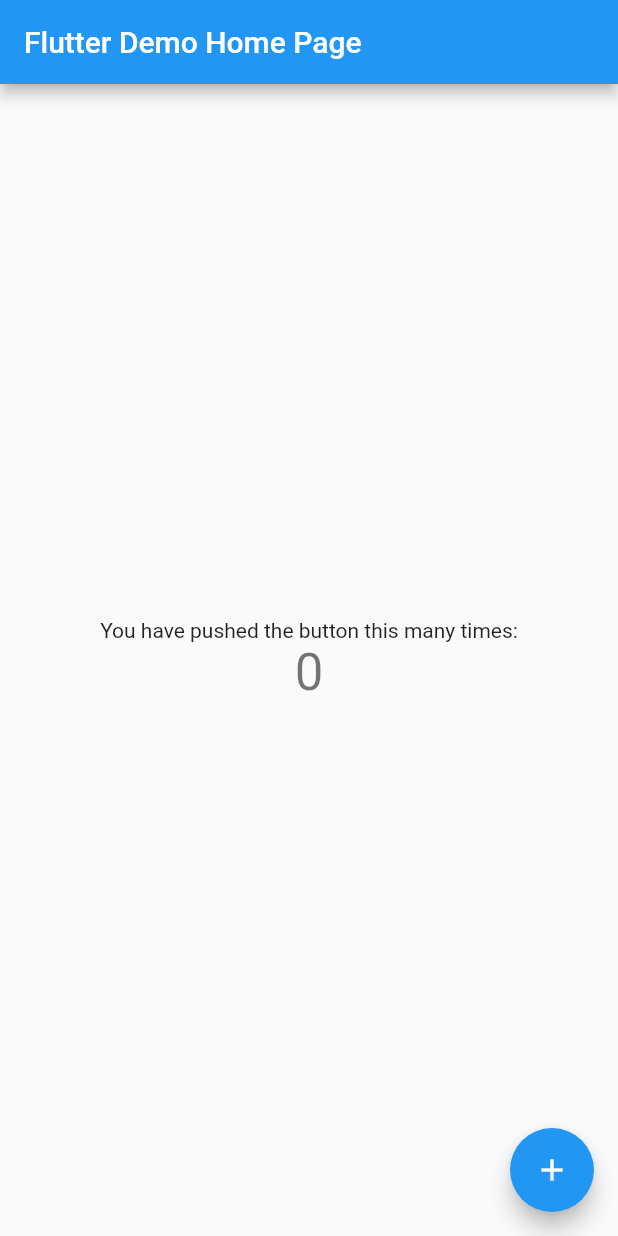
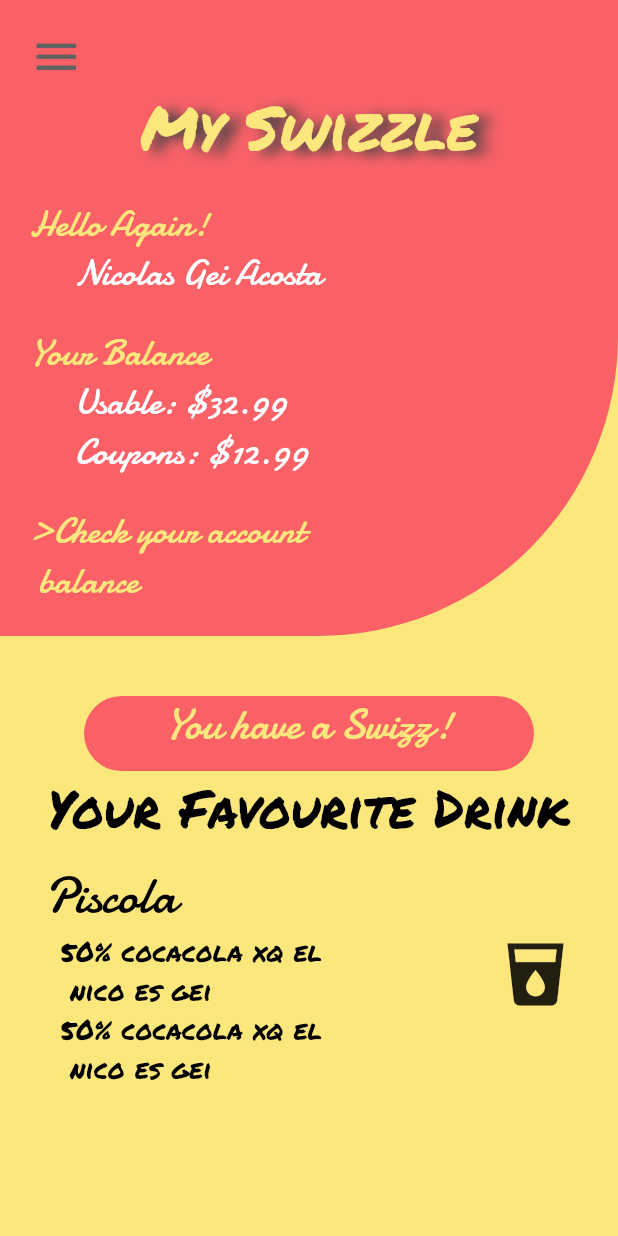
Before and after one commit to CarloGauss33/Swizzle-App, a Flutter app: the screen it shows after launch, on a phone screen of 412 x 824 dp. Run offline on Flutter 3.47's test engine with Material 2 defaults, Android fonts, the phone set to English and light mode, and no system bars.

Commit message:
MainScreen Mockup

```diff
--- a/lib/main.dart
+++ b/lib/main.dart
@@ -1,111 +1,11 @@
 import 'package:flutter/material.dart';
+import 'screens/myswizzle.dart';
 
-void main() => runApp(MyApp());
+void main() => runApp(Swizzle());
 
-class MyApp extends StatelessWidget {
-  // This widget is the root of your application.
+class Swizzle extends StatelessWidget {
   @override
   Widget build(BuildContext context) {
-    return MaterialApp(
-      title: 'Flutter Demo',
-      theme: ThemeData(
-        // This is the theme of your application.
-        //
-        // Try running your application with "flutter run". You'll see the
-        // application has a blue toolbar. Then, without quitting the app, try
-        // changing the primarySwatch below to Colors.green and then invoke
-        // "hot reload" (press "r" in the console where you ran "flutter run",
-        // or simply save your changes to "hot reload" in a Flutter IDE).
-        // Notice that the counter didn't reset back to zero; the application
-        // is not restarted.
-        primarySwatch: Colors.blue,
-      ),
-      home: MyHomePage(title: 'Flutter Demo Home Page'),
-    );
+    return MySwizzle();
   }
 }
-
-class MyHomePage extends StatefulWidget {
-  MyHomePage({Key key, this.title}) : super(key: key);
-
-  // This widget is the home page of your application. It is stateful, meaning
-  // that it has a State object (defined below) that contains fields that affect
-  // how it looks.
-
-  // This class is the configuration for the state. It holds the values (in this
-  // case the title) provided by the parent (in this case the App widget) and
-  // used by the build method of the State. Fields in a Widget subclass are
-  // always marked "final".
-
-  final String title;
-
-  @override
-  _MyHomePageState createState() => _MyHomePageState();
-}
-
-class _MyHomePageState extends State<MyHomePage> {
-  int _counter = 0;
-
-  void _incrementCounter() {
-    setState(() {
-      // This call to setState tells the Flutter framework that something has
-      // changed in this State, which causes it to rerun the build method below
-      // so that the display can reflect the updated values. If we changed
-      // _counter without calling setState(), then the build method would not be
-      // called again, and so nothing would appear to happen.
-      _counter++;
-    });
-  }
-
-  @override
-  Widget build(BuildContext context) {
-    // This method is rerun every time setState is called, for instance as done
-    // by the _incrementCounter method above.
-    //
-    // The Flutter framework has been optimized to make rerunning build methods
-    // fast, so that you can just rebuild anything that needs updating rather
-    // than having to individually change instances of widgets.
-    return Scaffold(
-      appBar: AppBar(
-        // Here we take the value from the MyHomePage object that was created by
-        // the App.build method, and use it to set our appbar title.
-        title: Text(widget.title),
-      ),
-      body: Center(
-        // Center is a layout widget. It takes a single child and positions it
-        // in the middle of the parent.
-        child: Column(
-          // Column is also a layout widget. It takes a list of children and
-          // arranges them vertically. By default, it sizes itself to fit its
-          // children horizontally, and tries to be as tall as its parent.
-          //
-          // Invoke "debug painting" (press "p" in the console, choose the
-          // "Toggle Debug Paint" action from the Flutter Inspector in Android
-          // Studio, or the "Toggle Debug Paint" command in Visual Studio Code)
-          // to see the wireframe for each widget.
-          //
-          // Column has various properties to control how it sizes itself and
-          // how it positions its children. Here we use mainAxisAlignment to
-          // center the children vertically; the main axis here is the vertical
-          // axis because Columns are vertical (the cross axis would be
-          // horizontal).
-          mainAxisAlignment: MainAxisAlignment.center,
-          children: <Widget>[
-            Text(
-              'You have pushed the button this many times:',
-            ),
-            Text(
-              '$_counter',
-              style: Theme.of(context).textTheme.display1,
-            ),
-          ],
-        ),
-      ),
-      floatingActionButton: FloatingActionButton(
-        onPressed: _incrementCounter,
-        tooltip: 'Increment',
-        child: Icon(Icons.add),
-      ), // This trailing comma makes auto-formatting nicer for build methods.
-    );
-  }
-}
--- /dev/null
+++ b/lib/screens/myswizzle.dart
@@ -0,0 +1,159 @@
+import 'package:flutter/material.dart';
+import 'package:Swizzle/utilities/constants.dart';
+
+class MySwizzle extends StatelessWidget {
+  @override
+  Widget build(BuildContext context) {
+    return MaterialApp(
+        home: Scaffold(
+      body: Container(
+        color: Color(0xFFFCE77D),
+        child: Column(
+          children: <Widget>[
+            Container(
+              decoration: BoxDecoration(
+                  borderRadius:
+                      BorderRadius.only(bottomRight: Radius.circular(200.0)),
+                  color: Color(0xFFF96167)),
+              child: SafeArea(
+                  child: Padding(
+                padding: EdgeInsets.all(20),
+                child: Column(
+                  crossAxisAlignment: CrossAxisAlignment.stretch,
+                  children: <Widget>[
+                    Align(
+                      alignment: Alignment.centerLeft,
+                      child: Icon(
+                        Icons.menu,
+                        color: Colors.grey[700],
+                        size: 35.0,
+                      ),
+                    ),
+                    Text(
+                      "My Swizzle",
+                      textAlign: TextAlign.center,
+                      style: kTitleStyle,
+                    ),
+                    SizedBox(
+                      height: 20.0,
+                    ),
+                    Text(
+                      "Hello Again!",
+                      style: kBalanceName,
+                      textAlign: TextAlign.start,
+                    ),
+                    Padding(
+                      padding: EdgeInsets.only(left: 30.0),
+                      child: Text(
+                        "Nicolas Gei Acosta",
+                        style: kBalanceNameWhite,
+                        textAlign: TextAlign.left,
+                      ),
+                    ),
+
+//////////////////////////////// Sintetize this
+                    SizedBox(
+                      height: 20.0,
+                    ),
+                    Text(
+                      "Your Balance",
+                      style: kBalanceName,
+                      textAlign: TextAlign.start,
+                    ),
+                    Padding(
+                      padding: EdgeInsets.only(left: 30.0),
+                      child: Text(
+                        "Usable: \$32.99 ",
+                        style: kBalanceNameWhite,
+                        textAlign: TextAlign.left,
+                      ),
+                    ),
+
+                    Padding(
+                      padding: EdgeInsets.only(left: 30.0),
+                      child: Text(
+                        "Coupons: \$12.99 ",
+                        style: kBalanceNameWhite,
+                        textAlign: TextAlign.left,
+                      ),
+                    ),
+                    SizedBox(
+                      height: 20.0,
+                    ),
+
+                    Text(
+                      ">Check your account \n balance",
+                      style: kBalanceName,
+                    )
+                  ],
+                ),
+              )),
+            ),
+            SizedBox(
+              height: 40.0,
+            ),
+            Container(
+                height: 50.0,
+                width: 300.0,
+                child: Text(
+                  "You have a Swizz!",
+                  textAlign: TextAlign.center,
+                  style: TextStyle(
+                      fontFamily: "Damion",
+                      fontSize: 28.0,
+                      color: Color(0xFFFCE77D)),
+                ),
+                decoration: BoxDecoration(
+                    borderRadius: BorderRadius.all(Radius.circular(100.0)),
+                    color: Color(0xFFF96167))),
+            Text(
+              "Your Favourite Drink",
+              style: kFavouriteDrink,
+            ),
+            SizedBox(
+              height: 10.0,
+            ),
+            Padding(
+              padding: EdgeInsets.symmetric(horizontal: 30.0),
+              child: Row(
+                mainAxisAlignment: MainAxisAlignment.spaceBetween,
+                children: <Widget>[
+                  Column(
+                    crossAxisAlignment: CrossAxisAlignment.start,
+                    children: <Widget>[
+                      Text(
+                        "Piscola",
+                        style: kDrinkName,
+                        textAlign: TextAlign.left,
+                      ),
+                      Padding(
+                        padding: EdgeInsets.only(left: 10.0),
+                        child: Text(
+                          "50% cocacola xq el \n nico es gei",
+                          style: kDrinkInfo,
+                          textAlign: TextAlign.start,
+                        ),
+                      ),
+                      Padding(
+                        padding: EdgeInsets.only(left: 10.0),
+                        child: Text(
+                          "50% cocacola xq el \n nico es gei",
+                          style: kDrinkInfo,
+                          textAlign: TextAlign.start,
+                        ),
+                      ),
+                    ],
+                  ),
+                  Icon(
+                    Icons.local_drink,
+                    size: 50.0,
+                  )
+                ],
+              ),
+            ),
+          ],
+        ),
+      ),
+    ));
+  }
+}
--- /dev/null
+++ b/lib/utilities/constants.dart
@@ -0,0 +1,45 @@
+import 'package:flutter/cupertino.dart';
+import 'package:flutter/material.dart';
+
+TextStyle kTitleStyle = TextStyle(
+  color: Color(0xFFFCE77D),
+  fontFamily: "PermanentMarker",
+  fontSize: 40,
+  shadows: [
+    Shadow(
+      offset: Offset(8.0, 2.0),
+      blurRadius: 11.0,
+      color: Colors.grey[800],
+    ),
+  ],
+);
+
+TextStyle kBalanceName = TextStyle(
+  color: Color(0xFFFCE77D),
+  fontFamily: "Damion",
+  fontSize: 24.0,
+);
+
+TextStyle kBalanceNameWhite = TextStyle(
+  color: Colors.white,
+  fontFamily: "Damion",
+  fontSize: 24.0,
+);
+
+TextStyle kFavouriteDrink = TextStyle(
+  color: Colors.black,
+  fontFamily: "PermanentMarker",
+  fontSize: 34.0,
+);
+
+TextStyle kDrinkName = TextStyle(
+  color: Colors.black,
+  fontFamily: "Damion",
+  fontSize: 34.0,
+);
+
+TextStyle kDrinkInfo = TextStyle(
+  color: Colors.black,
+  fontFamily: "PermanentMarker",
+  fontSize: 18.0,
+);
```
Also changed, not shown: assets/fonts/Damion/OFL.txt (added, +94 -0 lines), pubspec.yaml (+8 -50 lines), assets/fonts/Damion/Damion-Regular.ttf (added), assets/fonts/Permanent_Marker/LICENSE.txt (added), assets/fonts/Permanent_Marker/PermanentMarker-Regular.ttf (added), 1 other file.
